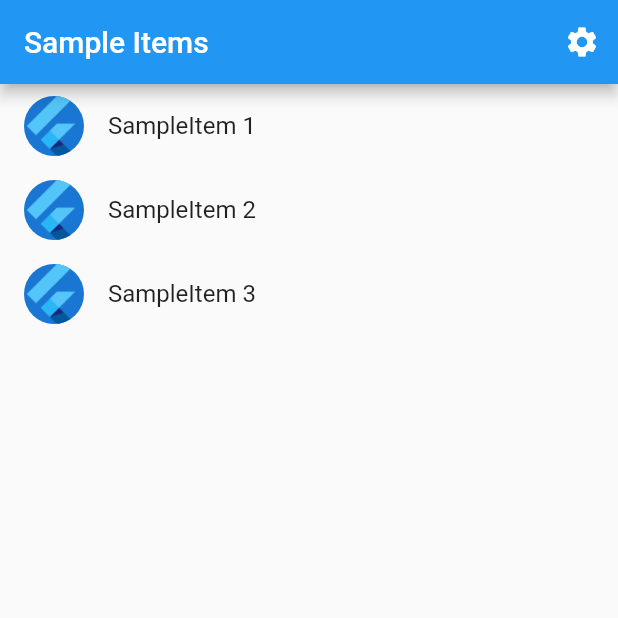
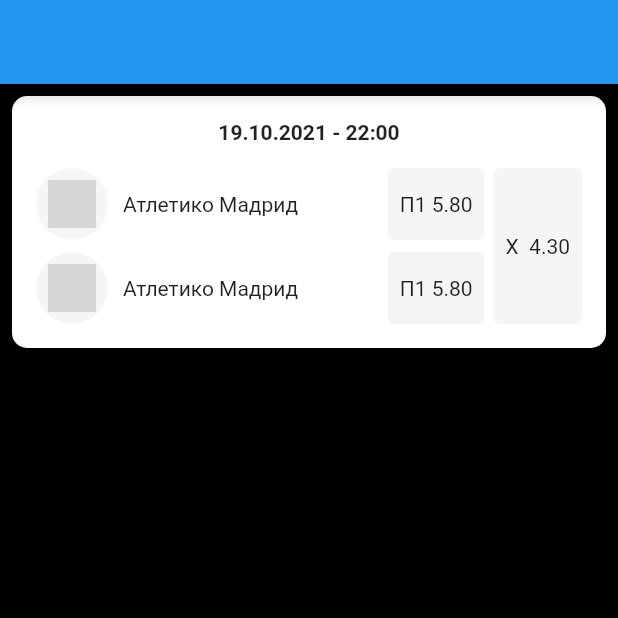
Before and after one commit to zawminhtutx/Odds-League, a Flutter app: the screen it shows after launch, on a phone screen of 412 x 824 dp, the top half of it. Run offline on Flutter 3.47's test engine with Material 2 defaults, Android fonts, the phone set to English and light mode, and no system bars; generated files the repository leaves out were written again; network calls fail; grey boxes are pictures that could not be loaded.

Commit message:
Add game list item
Added a game list item widget that has two teams with their name and icons.
This fixes #3.

```diff
--- /dev/null
+++ b/lib/custom_theme.dart
@@ -0,0 +1,5 @@
+import 'package:flutter/material.dart';
+
+class CustomColors {
+  static const Color buttonBackground = Color(0xFFF5F5F5);
+}
--- a/lib/src/app.dart
+++ b/lib/src/app.dart
@@ -2,6 +2,7 @@
 import 'package:flutter_gen/gen_l10n/app_localizations.dart';
 import 'package:flutter_localizations/flutter_localizations.dart';
 
+import 'home/home_view.dart';
 import 'sample_feature/sample_item_details_view.dart';
 import 'sample_feature/sample_item_list_view.dart';
 import 'settings/settings_controller.dart';
@@ -56,7 +57,9 @@
           // Define a light and dark color theme. Then, read the user's
           // preferred ThemeMode (light, dark, or system default) from the
           // SettingsController to display the correct theme.
-          theme: ThemeData(),
+          theme: ThemeData(
+            scaffoldBackgroundColor: Colors.black,
+          ),
           darkTheme: ThemeData.dark(),
           themeMode: settingsController.themeMode,
 
@@ -67,6 +70,8 @@
               settings: routeSettings,
               builder: (BuildContext context) {
                 switch (routeSettings.name) {
+                  case HomeView.routeName:
+                    return const HomeView();
                   case SettingsView.routeName:
                     return SettingsView(controller: settingsController);
                   case SampleItemDetailsView.routeName:
--- /dev/null
+++ b/lib/src/home/game_list_item.dart
@@ -0,0 +1,149 @@
+import 'package:flutter/material.dart';
+import 'package:flutter/widgets.dart';
+import 'package:odds_league/custom_theme.dart';
+
+class GameListItem extends StatelessWidget {
+  const GameListItem({Key? key}) : super(key: key);
+
+  @override
+  Widget build(BuildContext context) {
+    return Container(
+      padding: const EdgeInsets.all(16.0),
+      decoration: BoxDecoration(
+        color: Colors.white,
+        borderRadius: BorderRadius.circular(10.0),
+      ),
+      child: Column(
+        mainAxisSize: MainAxisSize.max,
+        children: [
+          const Text(
+            '19.10.2021 - 22:00',
+            style: TextStyle(
+              fontWeight: FontWeight.w700,
+            ),
+          ),
+          const SizedBox(
+            height: 16.0,
+          ),
+          IntrinsicHeight(
+            child: Row(
+              children: const [
+                Expanded(
+                  child: _Teams(),
+                ),
+                _OddOptionButtons(),
+              ],
+            ),
+          )
+        ],
+      ),
+    );
+  }
+}
+
+class _Teams extends StatelessWidget {
+  const _Teams({Key? key}) : super(key: key);
+
+  @override
+  Widget build(BuildContext context) {
+    return Column(
+      children: const [
+        _Team(),
+        SizedBox(
+          height: 8.0,
+        ),
+        _Team(),
+      ],
+    );
+  }
+}
+
+class _Team extends StatelessWidget {
+  const _Team({Key? key}) : super(key: key);
+
+  @override
+  Widget build(BuildContext context) {
+    return Row(
+      children: [
+        Container(
+          width: 48,
+          height: 48,
+          padding: const EdgeInsets.all(8.0),
+          decoration: BoxDecoration(
+            color: CustomColors.buttonBackground,
+            borderRadius: BorderRadius.circular(50.0),
+          ),
+          child: Image.network(
+            'https://spoyer.ru/api/team_img/soccer/4734.png',
+          ),
+        ),
+        const SizedBox(
+          width: 10,
+        ),
+        const Text('Атлетико Мадрид'),
+      ],
+    );
+  }
+}
+
+class _OddOptionButtons extends StatelessWidget {
+  const _OddOptionButtons({Key? key}) : super(key: key);
+
+  @override
+  Widget build(BuildContext context) {
+    return Row(
+      mainAxisAlignment: MainAxisAlignment.spaceBetween,
+      children: [
+        Column(
+          mainAxisAlignment: MainAxisAlignment.spaceBetween,
+          mainAxisSize: MainAxisSize.max,
+          children: [
+            Expanded(
+              child: Container(
+                padding: const EdgeInsets.all(8.0),
+                decoration: BoxDecoration(
+                  color: CustomColors.buttonBackground,
+                  borderRadius: BorderRadius.circular(4.0),
+                ),
+                child: const Center(
+                  child: Text('П1 5.80'),
+                ),
+              ),
+            ),
+            const SizedBox(
+              height: 8.0,
+            ),
+            Expanded(
+              child: Container(
+                padding: const EdgeInsets.all(8.0),
+                decoration: BoxDecoration(
+                  color: CustomColors.buttonBackground,
+                  borderRadius: BorderRadius.circular(4.0),
+                ),
+                child: const Center(
+                  child: Text('П1 5.80'),
+                ),
+              ),
+            )
+          ],
+        ),
+        const SizedBox(
+          width: 6.0,
+        ),
+        Container(
+          height: double.infinity,
+          padding: const EdgeInsets.all(8.0),
+          decoration: BoxDecoration(
+            color: CustomColors.buttonBackground,
+            borderRadius: BorderRadius.circular(4.0),
+          ),
+          child: const Center(
+            child: Text(
+              'X  4.30',
+            ),
+          ),
+        )
+      ],
+    );
+  }
+}
--- /dev/null
+++ b/lib/src/home/home_view.dart
@@ -0,0 +1,23 @@
+import 'package:flutter/material.dart';
+import 'package:odds_league/src/home/game_list_item.dart';
+
+class HomeView extends StatelessWidget {
+  const HomeView({Key? key}) : super(key: key);
+
+  static const routeName = '/';
+
+  @override
+  Widget build(BuildContext context) {
+    return Scaffold(
+      appBar: AppBar(),
+      body: Column(
+        children: const [
+          Padding(
+            padding: EdgeInsets.all(8.0),
+            child: GameListItem(),
+          ),
+        ],
+      ),
+    );
+  }
+}
--- a/lib/src/sample_feature/sample_item_list_view.dart
+++ b/lib/src/sample_feature/sample_item_list_view.dart
@@ -11,7 +11,7 @@
     this.items = const [SampleItem(1), SampleItem(2), SampleItem(3)],
   }) : super(key: key);
 
-  static const routeName = '/';
+  static const routeName = '/sample';
 
   final List<SampleItem> items;
 
```
